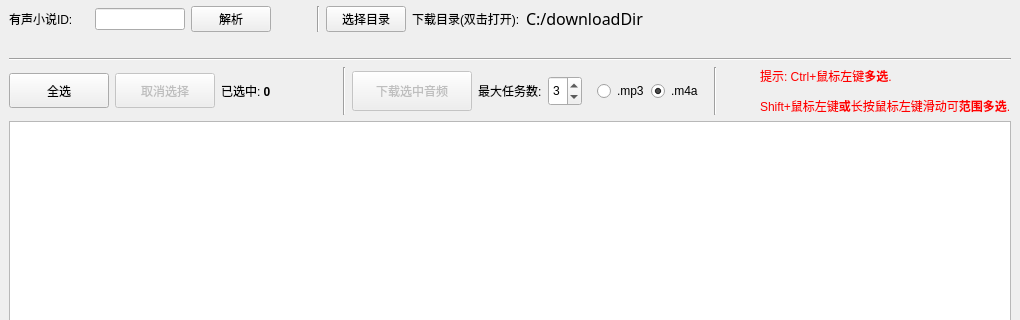
This is ui/mainwindow.ui in jing332/xmly-downloader-qt5 as Qt 5 draws it before an edit; both pictures show x 0 to 1020 and y 0 to 320 of the 1020 by 700 pixel window. The edited form follows.
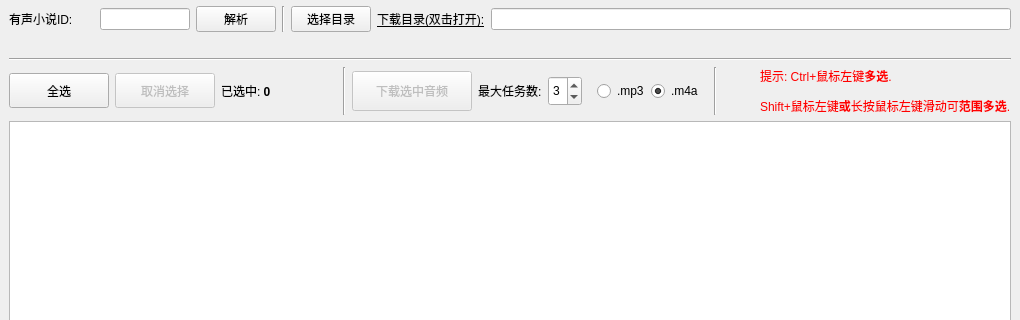
This is the edited form. Icons and pictures are not drawn.

Commit message: 将downloadDir类型改为QLineEdit

What changed in the file:
```diff
--- a/ui/mainwindow.ui
+++ b/ui/mainwindow.ui
@@ -13,6 +13,10 @@
   <property name="windowTitle">
    <string>喜马拉雅有声小说批量下载器(仅支持免费音频)  注: 此工具仅为学习交流使用， 严禁商业用途！</string>
   </property>
+  <property name="windowIcon">
+   <iconset resource="../xmly-downloader-qt5.qrc">
+    <normaloff>:/ximalaya.ico</normaloff>:/ximalaya.ico</iconset>
+  </property>
   <property name="styleSheet">
    <string notr="true">QWidget {
 	font: 12pt &quot;Microsoft YaHei&quot;;
@@ -29,9 +33,15 @@
      <layout class="QHBoxLayout" name="horizontalLayout">
       <item alignment="Qt::AlignLeft">
        <widget class="QLabel" name="audioBookIdlabel">
+        <property name="sizePolicy">
+         <sizepolicy hsizetype="Expanding" vsizetype="Fixed">
+          <horstretch>0</horstretch>
+          <verstretch>0</verstretch>
+         </sizepolicy>
+        </property>
         <property name="minimumSize">
          <size>
-          <width>80</width>
+          <width>85</width>
           <height>0</height>
          </size>
         </property>
@@ -42,7 +52,7 @@
          </size>
         </property>
         <property name="text">
-         <string>有声小说ID:</string>
+         <string>有声小说ID: </string>
         </property>
        </widget>
       </item>
@@ -78,22 +88,6 @@
         </property>
        </widget>
       </item>
-      <item>
-       <spacer name="horizontalSpacer_2">
-        <property name="orientation">
-         <enum>Qt::Horizontal</enum>
-        </property>
-        <property name="sizeType">
-         <enum>QSizePolicy::Minimum</enum>
-        </property>
-        <property name="sizeHint" stdset="0">
-         <size>
-          <width>40</width>
-          <height>20</height>
-         </size>
-        </property>
-       </spacer>
-      </item>
       <item>
        <widget class="Line" name="line_4">
         <property name="orientation">
@@ -111,48 +105,24 @@
         </property>
        </widget>
       </item>
-      <item>
-       <widget class="QLabel" name="label_3">
-        <property name="text">
-         <string>下载目录(双击打开):</string>
-        </property>
-       </widget>
-      </item>
       <item>
        <widget class="QLabel" name="downloadDirLabel">
-        <property name="sizePolicy">
-         <sizepolicy hsizetype="Expanding" vsizetype="Fixed">
-          <horstretch>0</horstretch>
-          <verstretch>0</verstretch>
-         </sizepolicy>
+        <property name="text">
+         <string>&lt;html&gt;&lt;head/&gt;&lt;body&gt;&lt;p&gt;&lt;a href=&quot;url&quot;&gt;&lt;span style=&quot; text-decoration: underline; color:#000000;&quot;&gt;下载目录(双击打开):&lt;/span&gt;&lt;/a&gt;&lt;/p&gt;&lt;/body&gt;&lt;/html&gt;</string>
         </property>
-        <property name="font">
-         <font>
-          <family>Microsoft YaHei</family>
-          <pointsize>12</pointsize>
-          <weight>50</weight>
-          <italic>false</italic>
-          <bold>false</bold>
-          <underline>false</underline>
-          <strikeout>false</strikeout>
-          <kerning>true</kerning>
-         </font>
-        </property>
-        <property name="cursor">
-         <cursorShape>ArrowCursor</cursorShape>
-        </property>
-        <property name="styleSheet">
-         <string notr="true"/>
-        </property>
+       </widget>
+      </item>
+      <item>
+       <widget class="QLineEdit" name="downloadDirLineEdit">
         <property name="text">
-         <string>C:/downloadDir</string>
+         <string/>
         </property>
-        <property name="openExternalLinks">
+        <property name="readOnly">
+         <bool>true</bool>
+        </property>
+        <property name="clearButtonEnabled">
          <bool>false</bool>
         </property>
-        <property name="textInteractionFlags">
-         <set>Qt::LinksAccessibleByMouse</set>
-        </property>
        </widget>
       </item>
      </layout>
```
Left out of the diff: 4 changed lines with no effect on the pictures. The commit also changes 6 other files.
